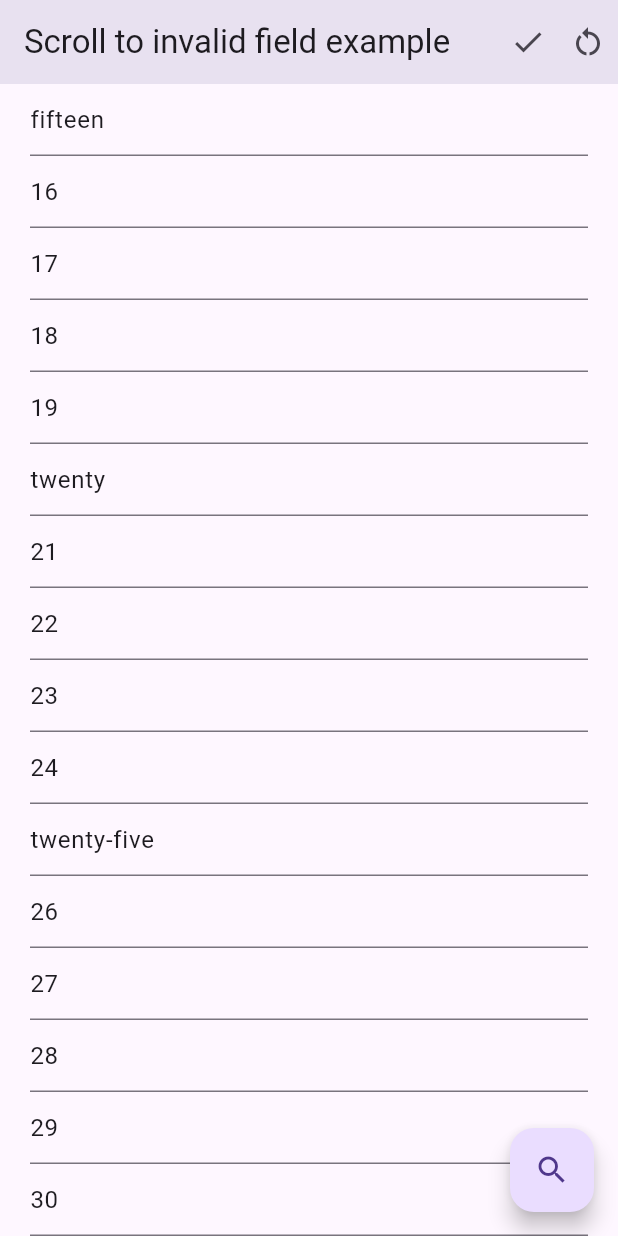
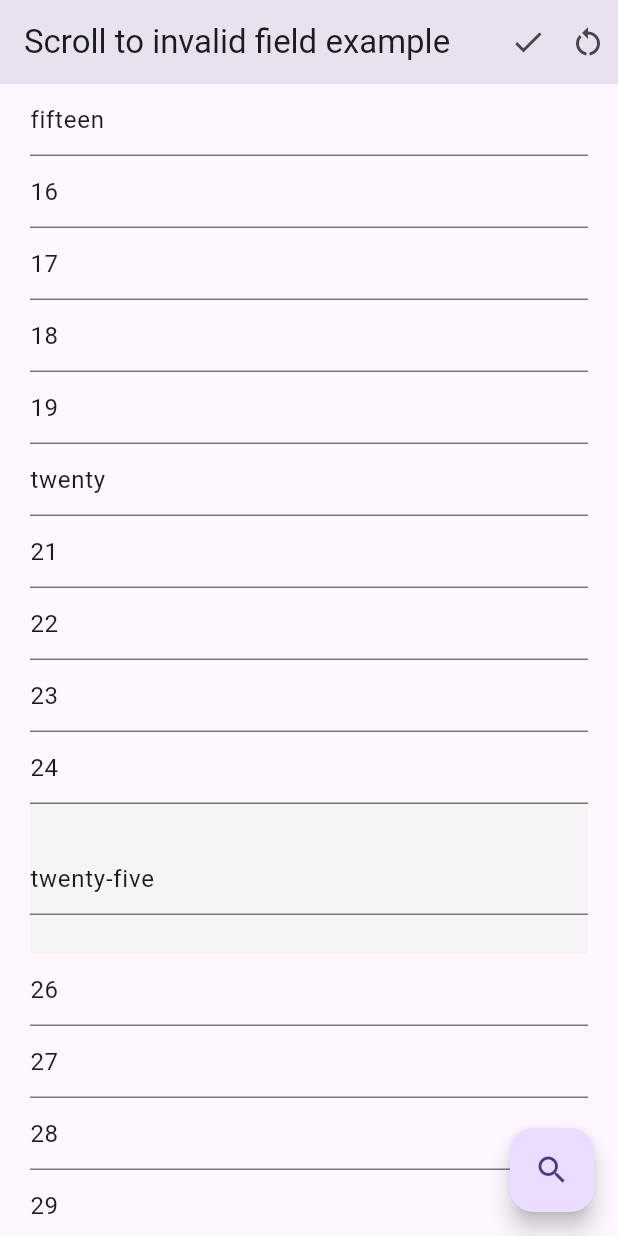
Before and after one commit to thanhle1547/flutter_form_registry, a Flutter app: the screen it shows after launch, after a tap on the "check" icon, after a tap on the "restart alt" icon, on a phone screen of 412 x 824 dp. Run offline on Flutter 3.47's test engine with Material 3 defaults, Android fonts, the phone set to English and light mode, and no system bars.

Commit message:
update example

```diff
--- a/example/lib/main.dart
+++ b/example/lib/main.dart
@@ -51,12 +51,7 @@ class _MyHomePageState extends State<MyHomePage> {
 
   @override
   Widget build(BuildContext context) {
-    return Scaffold(
-      appBar: AppBar(
-        title: const Text(
-          'Scroll to invalid field example',
-        ),
-        actions: [
+    final appBarActions = <Widget>[
       Tooltip(
         message: 'Validate form',
         child: InkResponse(
@@ -92,18 +87,10 @@ class _MyHomePageState extends State<MyHomePage> {
           ),
         ),
       ),
-        ],
-      ),
-      body: FormRegistryWidget(
-        key: _registerdKey,
-        autoScrollToFirstInvalid: true,
-        child: Center(
-          child: Form(
-            key: _formKey,
-            child: SingleChildScrollView(
-              padding: const EdgeInsets.all(20.0),
-              child: Column(
-                children: <Widget>[
+    ];
+
+    final children = <Widget>[
+      // CustomTextFormField is a FormField
       for (int i = 0; i < 15; i++)
         CustomTextFormField(
           registrarId: "No. $i",
@@ -115,6 +102,8 @@ class _MyHomePageState extends State<MyHomePage> {
         initialValue: 'fifteen',
         validator: integerTextFieldValidator,
       ),
+      //
+      // Example using FormFieldRegistrant
       //
       for (int i = 16; i < 20; i++)
         FormFieldRegistrant(
@@ -145,7 +134,6 @@ class _MyHomePageState extends State<MyHomePage> {
           );
         },
       ),
-                  //
       for (int i = 21; i < 25; i++)
         FormFieldRegistrant(
           registrarId: 'No. $i',
@@ -159,19 +147,27 @@ class _MyHomePageState extends State<MyHomePage> {
             );
           },
         ),
+      //
+      // Example using FormFieldRegistrant with a list of keys
+      //
       FormFieldRegistrant(
         registrarId: 'No. 25',
         formFieldKey: fieldKeys[25 - 21],
         validator: integerTextFieldValidator,
         builder: (_, String? Function(String?) validator) {
-                      return MyTextField(
+          // The widget returned by builder can have a FormField within its widget tree.
+          return Container(
+            height: 100,
+            color: Colors.grey.shade100,
+            alignment: Alignment.center,
+            child: MyTextField(
               initial: 'twenty-five',
               fieldKey: fieldKeys[25 - 21],
               validator: validator,
+            ),
           );
         },
       ),
-                  //
       for (int i = 26; i < 40; i++)
         FormFieldRegistrant(
           registrarId: 'No. $i',
@@ -185,15 +181,18 @@ class _MyHomePageState extends State<MyHomePage> {
             );
           },
         ),
+      //
+      // Example using FormFieldRegistrantProxy
+      //
       FormFieldRegistrantProxy(
         registrarId: 'No. 40',
+        // The child widget must be a FormField.
         child: CustomTextFormField(
           registrarId: "No. 40",
           initialValue: 'forty',
           validator: integerTextFieldValidator,
         ),
       ),
-                  //
       for (int i = 41; i < 46; i++)
         FormFieldRegistrantProxy(
           registrarId: "No. $i",
@@ -202,8 +201,28 @@ class _MyHomePageState extends State<MyHomePage> {
             validator: integerTextFieldValidator,
           ),
         ),
-                ],
+    ];
+
+    return GestureDetector(
+      onTap: () {
+        FocusManager.instance.primaryFocus?.unfocus();
+      },
+      child: Scaffold(
+        appBar: AppBar(
+          title: const Text(
+            'Scroll to invalid field example',
           ),
+          actions: appBarActions,
+        ),
+        body: FormRegistryWidget(
+          key: _registerdKey,
+          autoScrollToFirstInvalid: true,
+          child: Form(
+            key: _formKey,
+            child: SingleChildScrollView(
+              padding: const EdgeInsets.all(20.0),
+              child: Column(
+                children: children,
               ),
             ),
           ),
@@ -220,6 +239,7 @@ class _MyHomePageState extends State<MyHomePage> {
           tooltip: 'Scroll to invalid',
           child: const Icon(Icons.search),
         ),
+      ),
     );
   }
 }
```
Lines whose indentation alone changed are shown as unchanged.
